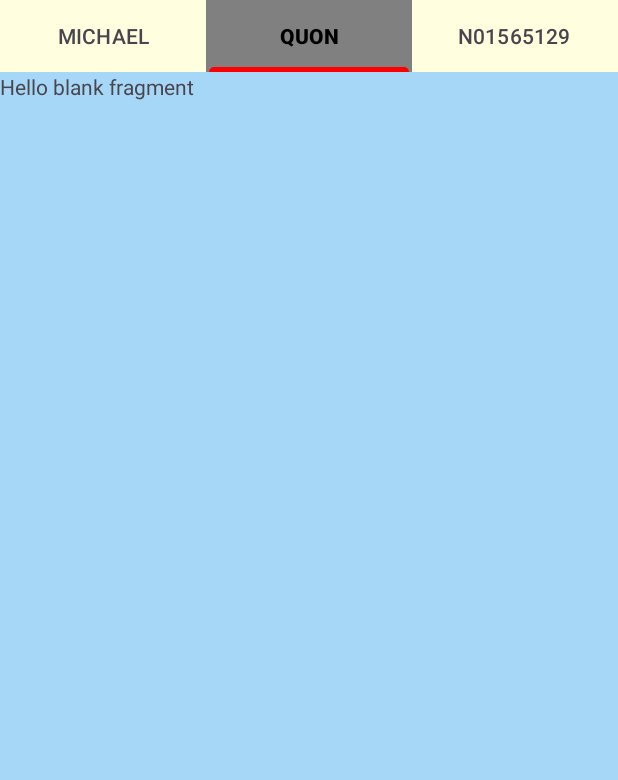
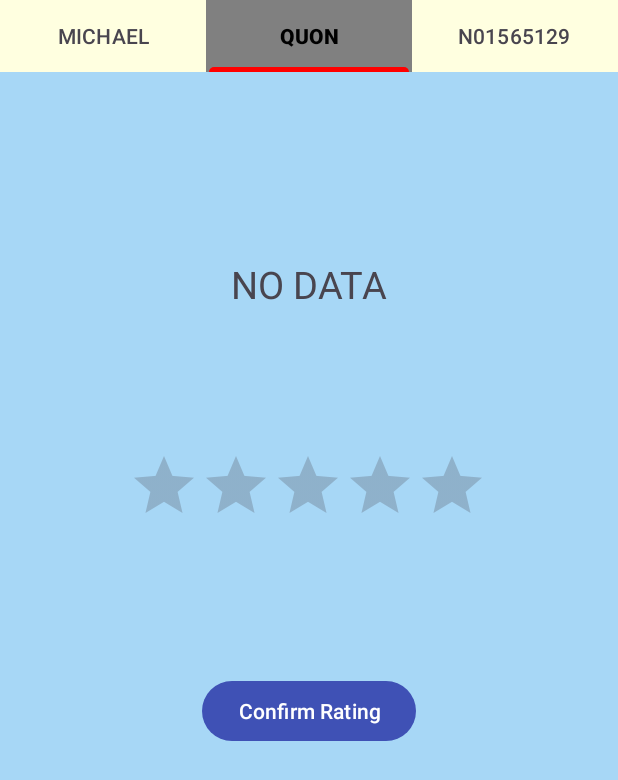
Before and after one commit to Michael-Quon/Android-Studio-MidTerm, an Android app: the screen it shows after launch (QuonActivity), tab 2 chosen, on a phone screen of 412 x 824 dp. Shown: the top 780 px of the screen. Run offline under Robolectric (Android 15) with nearby library versions, the phone set to English and light mode, and no system bars.

Commit message:
Passed the email from the home fragment (MichaelFragment) to the second fragment (QuonFragment). Added a rating bar and a button "confirm the rating" and a snackbar to show the number of stars

```diff
--- a/MichaelModuleMid/src/main/java/michael/quon/n01565129/MichaelFragment.java
+++ b/MichaelModuleMid/src/main/java/michael/quon/n01565129/MichaelFragment.java
@@ -44,15 +44,20 @@ public class MichaelFragment extends Fragment {
     }
 
     private void onMichaelSubmitButtonClicked() {
-        String email = michaelEmailAutoCompleteEditText.getText().toString().trim();
+        String enteredEmail = michaelEmailAutoCompleteEditText.getText().toString().trim();
 
-        if (TextUtils.isEmpty(email)) {
+        if (TextUtils.isEmpty(enteredEmail)) {
             michaelEmailAutoCompleteEditText.setError(getString(R.string.cannot_be_empty));
-        } else if (!isValidEmail(email)) {
+        } else if (!isValidEmail(enteredEmail)) {
             michaelEmailAutoCompleteEditText.setError(getString(R.string.invalid_email));
         } else {
             // Pass to next tab/fragment
-            String message = getString(R.string.email) + email;
+            Bundle result = new Bundle();
+            result.putString(getString(R.string.emailrequestkey), enteredEmail);
+            getParentFragmentManager().setFragmentResult(getString(R.string.emailrequestkey), result);
+
+            // Show a Toast message
+            String message = getString(R.string.email) + enteredEmail;
             Toast.makeText(requireContext(), message, Toast.LENGTH_LONG).show();
 
             // Clear user input
@@ -60,6 +65,7 @@ public class MichaelFragment extends Fragment {
         }
     }
 
+
     private boolean isValidEmail(CharSequence validEmail) {
         return !TextUtils.isEmpty(validEmail) && Patterns.EMAIL_ADDRESS.matcher(validEmail).matches();
     }
--- a/MichaelModuleMid/src/main/java/michael/quon/n01565129/QuonFragment.java
+++ b/MichaelModuleMid/src/main/java/michael/quon/n01565129/QuonFragment.java
@@ -2,30 +2,74 @@
 package michael.quon.n01565129;
 
 import android.os.Bundle;
-
-import androidx.fragment.app.Fragment;
-
 import android.view.LayoutInflater;
 import android.view.View;
 import android.view.ViewGroup;
+import android.widget.Button;
+import android.widget.RatingBar;
+import android.widget.TextView;
 
+import androidx.annotation.NonNull;
+import androidx.annotation.Nullable;
+import androidx.fragment.app.Fragment;
+import androidx.fragment.app.FragmentResultListener;
+
+import com.google.android.material.snackbar.Snackbar;
 
 public class QuonFragment extends Fragment {
+
+    private TextView textView;
+    private RatingBar ratingBar;
+    private Button button;
 
     public QuonFragment() {
         // Required empty public constructor
     }
 
     @Override
-    public void onCreate(Bundle savedInstanceState) {
+    public void onCreate(@Nullable Bundle savedInstanceState) {
         super.onCreate(savedInstanceState);
 
+        // Setting up fragment result listener to receive email data
+        getParentFragmentManager().setFragmentResultListener(getString(R.string.emailrequestkey), this, new FragmentResultListener() {
+            @Override
+            public void onFragmentResult(@NonNull String requestKey, @NonNull Bundle bundle) {
+                // Retrieve the email from the result bundle
+                String email = bundle.getString(getString(R.string.emailrequestkey));
+                // Update the UI with the email
+                updateEmail(email);
+            }
+        });
     }
 
     @Override
     public View onCreateView(LayoutInflater inflater, ViewGroup container,
                              Bundle savedInstanceState) {
         // Inflate the layout for this fragment
-        return inflater.inflate(R.layout.fragment_quon, container, false);
+        View view = inflater.inflate(R.layout.fragment_quon, container, false);
+
+        // Initialize views
+        textView = view.findViewById(R.id.MichaeltextView);
+        ratingBar = view.findViewById(R.id.MichaelratingBar);
+        button = view.findViewById(R.id.Michaelratingbutton);
+
+        // Set click listener for button
+        button.setOnClickListener(new View.OnClickListener() {
+            @Override
+            public void onClick(View v) {
+                int stars = (int) ratingBar.getRating();
+                String message = getString(R.string.rating) + stars;
+                Snackbar.make(view, message, Snackbar.LENGTH_SHORT).show();
+            }
+        });
+
+        return view;
+    }
+
+    // Method to update email TextView
+    private void updateEmail(String email) {
+        if (textView != null) {
+            textView.setText(email);
+        }
     }
 }
--- a/MichaelModuleMid/src/main/res/layout/fragment_quon.xml
+++ b/MichaelModuleMid/src/main/res/layout/fragment_quon.xml
@@ -1,15 +1,43 @@
 <?xml version="1.0" encoding="utf-8"?>
 <androidx.constraintlayout.widget.ConstraintLayout xmlns:android="http://schemas.android.com/apk/res/android"
+    xmlns:app="http://schemas.android.com/apk/res-auto"
     xmlns:tools="http://schemas.android.com/tools"
     android:layout_width="match_parent"
     android:layout_height="match_parent"
-    tools:context=".QuonFragment"
-    android:background="@color/light_blue">
+    android:background="@color/light_blue"
+    tools:context=".QuonFragment">
 
-    <!-- TODO: Update blank fragment layout -->
     <TextView
-        android:layout_width="match_parent"
-        android:layout_height="match_parent"
-        android:text="@string/hello_blank_fragment" />
+        android:id="@+id/MichaeltextView"
+        android:layout_width="wrap_content"
+        android:layout_height="wrap_content"
+        android:layout_marginTop="124dp"
+        android:text="@string/no_data"
+        android:textSize="25sp"
+        app:layout_constraintEnd_toEndOf="parent"
+        app:layout_constraintStart_toStartOf="parent"
+        app:layout_constraintTop_toTopOf="parent" />
+
+    <RatingBar
+        android:id="@+id/MichaelratingBar"
+        android:layout_width="wrap_content"
+        android:layout_height="wrap_content"
+        android:layout_marginTop="252dp"
+        app:layout_constraintEnd_toEndOf="parent"
+        app:layout_constraintHorizontal_bias="0.497"
+        app:layout_constraintStart_toStartOf="parent"
+        app:layout_constraintTop_toTopOf="parent" />
+
+    <Button
+        android:id="@+id/Michaelratingbutton"
+        android:layout_width="wrap_content"
+        android:layout_height="wrap_content"
+        android:layout_marginTop="402dp"
+        android:text="@string/confirmrating"
+        app:layout_constraintEnd_toEndOf="parent"
+        app:layout_constraintHorizontal_bias="0.5"
+        app:layout_constraintStart_toStartOf="parent"
+        app:layout_constraintTop_toTopOf="parent" />
+
 
 </androidx.constraintlayout.widget.ConstraintLayout>
--- a/MichaelModuleMid/src/main/res/values/strings.xml
+++ b/MichaelModuleMid/src/main/res/values/strings.xml
@@ -16,6 +16,12 @@
     <string name="cannot_be_empty">Cannot Be Empty!</string>
     <string name="invalid_email">Invalid Email!</string>
     <string name="email">"Email: "</string>
+    <string name="no_data">NO DATA</string>
+    <string name="key">key</string>
+    <string name="emailrequestkey">emailrequestkey</string>
+    <string name="confirmrating">Confirm Rating</string>
+    <string name="rating">"Rated: "</string>
+    <string name="stars">" stars"</string>
 
     <string-array name="Michael_emails">
         <item>123@123.com</item>
```
